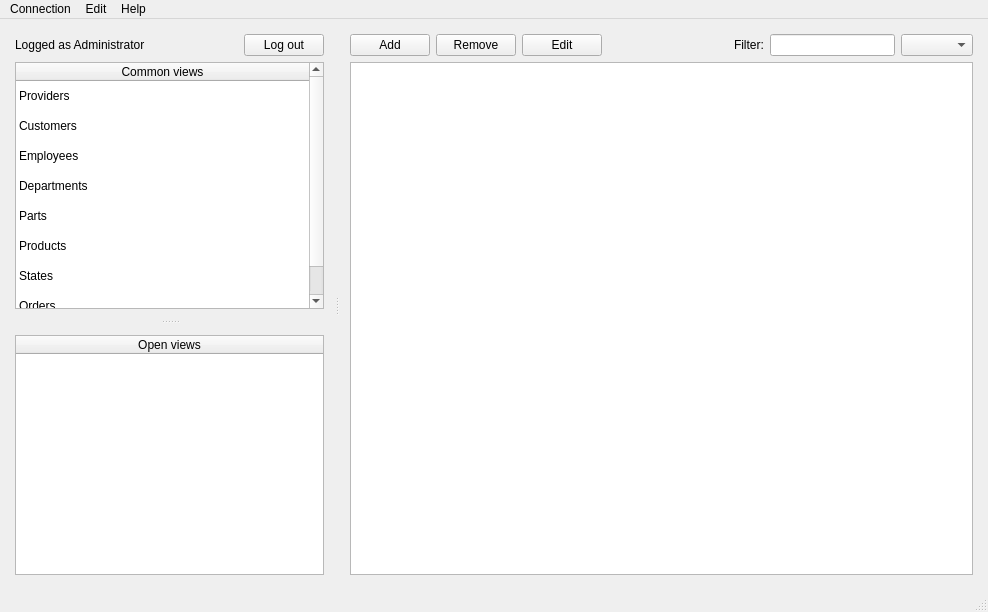
Before: the Qt Designer form forms/mainwindow.ui in Arquanite/KettleClient, drawn with Qt 5.
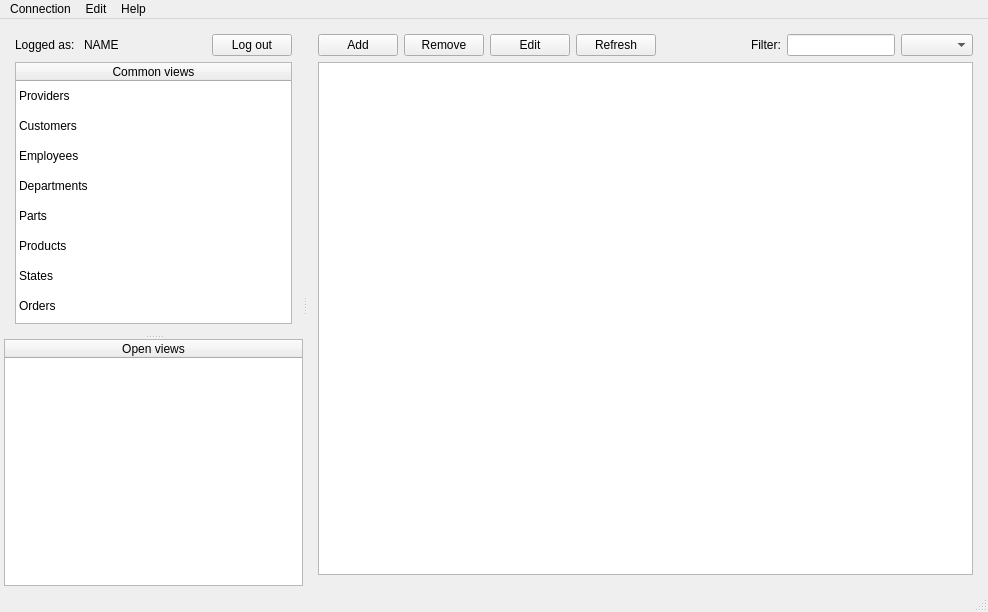
After: the same form once the commit is applied.

Commit message: refresh button, minor fixes

What changed in the file:
```diff
--- a/forms/mainwindow.ui
+++ b/forms/mainwindow.ui
@@ -14,7 +14,7 @@
    <string>MainWindow</string>
   </property>
   <widget class="QWidget" name="centralWidget">
-   <layout class="QVBoxLayout" name="verticalLayout_4">
+   <layout class="QVBoxLayout" name="verticalLayout_2">
     <property name="spacing">
      <number>0</number>
     </property>
@@ -42,20 +42,24 @@
        <property name="orientation">
         <enum>Qt::Vertical</enum>
        </property>
-       <property name="handleWidth">
-        <number>4</number>
-       </property>
        <property name="childrenCollapsible">
         <bool>false</bool>
        </property>
        <widget class="QWidget" name="">
-        <layout class="QVBoxLayout" name="verticalLayout_2">
+        <layout class="QVBoxLayout" name="verticalLayout">
          <item>
           <layout class="QHBoxLayout" name="horizontalLayout_2">
            <item>
             <widget class="QLabel" name="label">
              <property name="text">
-              <string>Logged as Administrator</string>
+              <string>Logged as: </string>
+             </property>
+            </widget>
+           </item>
+           <item>
+            <widget class="QLabel" name="labelUser">
+             <property name="text">
+              <string>NAME</string>
              </property>
             </widget>
            </item>
@@ -88,7 +92,7 @@
           </layout>
          </item>
          <item>
-          <widget class="QTableWidget" name="tableWidget">
+          <widget class="QTableWidget" name="tableCommon">
            <property name="showGrid">
             <bool>false</bool>
            </property>
@@ -187,10 +191,7 @@
          </item>
         </layout>
        </widget>
-       <widget class="QWidget" name="">
-        <layout class="QVBoxLayout" name="verticalLayout">
-         <item>
-          <widget class="QTableWidget" name="tableWidget">
+       <widget class="QTableWidget" name="tableOpen">
            <attribute name="horizontalHeaderStretchLastSection">
             <bool>true</bool>
            </attribute>
@@ -200,11 +201,8 @@
             </property>
            </column>
           </widget>
-         </item>
-        </layout>
-       </widget>
-      </widget>
-      <widget class="QWidget" name="">
+      </widget>
+      <widget class="QWidget" name="layoutWidget">
        <layout class="QVBoxLayout" name="verticalLayout_3">
         <item>
          <layout class="QHBoxLayout" name="horizontalLayout">
@@ -229,6 +227,13 @@
             </property>
            </widget>
           </item>
+          <item>
+           <widget class="QPushButton" name="buttonRefresh">
+            <property name="text">
+             <string>Refresh</string>
+            </property>
+           </widget>
+          </item>
           <item>
            <spacer name="horizontalSpacer">
             <property name="orientation">
```
Left out of the diff: 16 changed lines with no effect on the pictures. Lines whose indentation alone changed are shown as unchanged.
